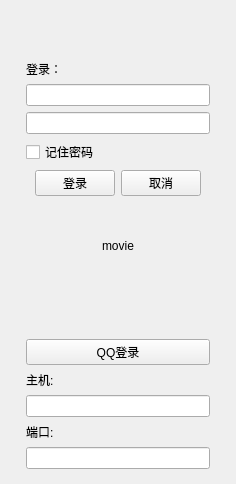
First picture: the form in mainDialog.ui, repository easyiotmaster/easyapp, before the edit.
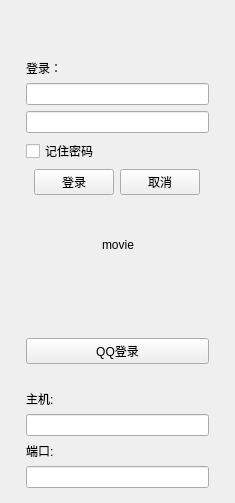
Second picture: the form after the edit. Icons and pictures are not drawn. Custom widgets are drawn as their Qt base class.

```diff
--- a/mainDialog.ui
+++ b/mainDialog.ui
@@ -9,8 +9,8 @@
    <rect>
     <x>0</x>
     <y>0</y>
-    <width>236</width>
-    <height>484</height>
+    <width>235</width>
+    <height>503</height>
    </rect>
   </property>
   <property name="windowTitle">
@@ -371,6 +371,23 @@
          </property>
         </widget>
        </item>
+       <item>
+        <layout class="QHBoxLayout" name="horizontalLayout_5">
+         <item>
+          <spacer name="horizontalSpacer_8">
+           <property name="orientation">
+            <enum>Qt::Horizontal</enum>
+           </property>
+           <property name="sizeHint" stdset="0">
+            <size>
+             <width>40</width>
+             <height>20</height>
+            </size>
+           </property>
+          </spacer>
+         </item>
+        </layout>
+       </item>
        <item>
         <widget class="QLabel" name="label_4">
          <property name="text">
```
